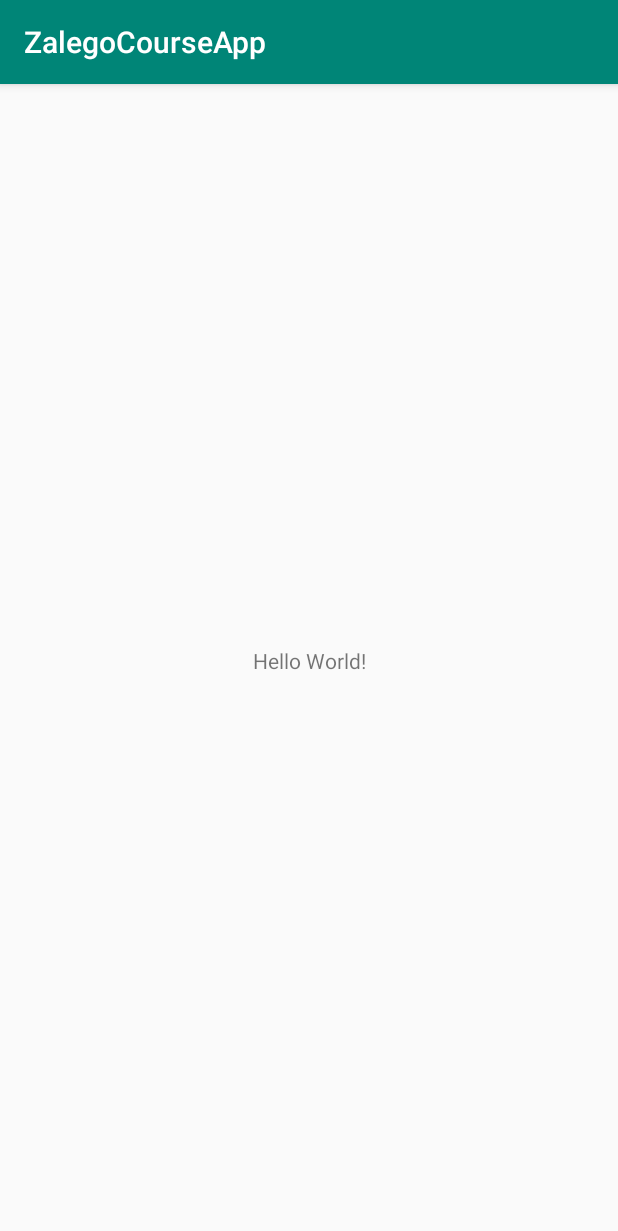
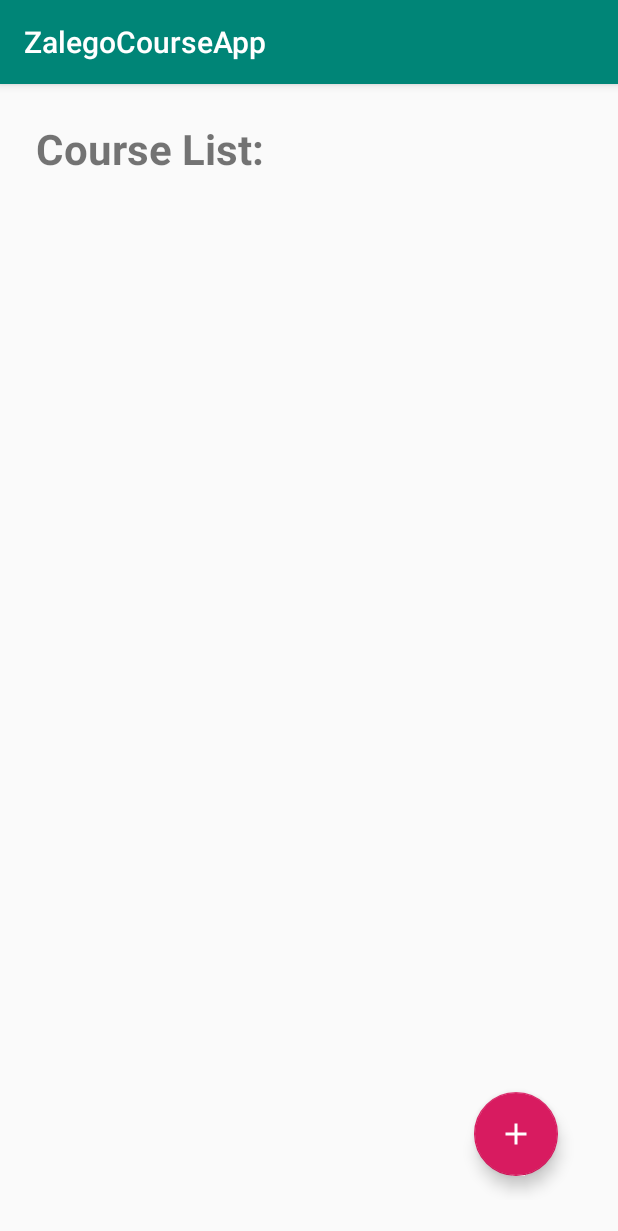
Before and after one commit to EdwardQuixote/zalego-course_app, an Android app: the screen it shows after launch (MainActivity before the commit, CourseListActivity after it), on a phone screen of 412 x 824 dp. Shown: the top 1231 px of the screen. Run offline under Robolectric (Android 15) with nearby library versions, the phone set to English and light mode, and no system bars.

Commit message:
Implemented SQLite Database functionality. Implement Course List Activity & Add Course Activity.

```diff
--- a/app/src/main/AndroidManifest.xml
+++ b/app/src/main/AndroidManifest.xml
@@ -9,7 +9,8 @@
         android:roundIcon="@mipmap/ic_launcher_round"
         android:supportsRtl="true"
         android:theme="@style/AppTheme">
-        <activity android:name=".SignUpActivity"></activity>
+        <activity android:name=".AddCourseActivity"></activity>
+        <activity android:name=".SignUpActivity" />
         <activity android:name=".SignInActivity">
             <intent-filter>
                 <action android:name="android.intent.action.MAIN" />
@@ -17,7 +18,7 @@
                 <category android:name="android.intent.category.LAUNCHER" />
             </intent-filter>
         </activity>
-        <activity android:name=".MainActivity">
+        <activity android:name=".CourseListActivity">
             <intent-filter>
                 <action android:name="android.intent.action.MAIN" />
 
--- /dev/null
+++ b/app/src/main/java/uk/co/edwardquixote/Zalego/ZalegoCourseApp/Adapters/AdapterCourseList.java
@@ -0,0 +1,76 @@
+package uk.co.edwardquixote.Zalego.ZalegoCourseApp.Adapters;
+
+import android.view.LayoutInflater;
+import android.view.View;
+import android.view.ViewGroup;
+import android.widget.TextView;
+
+import androidx.annotation.NonNull;
+import androidx.recyclerview.widget.RecyclerView;
+
+import java.util.List;
+
+import uk.co.edwardquixote.Zalego.ZalegoCourseApp.DataModels.ModelCourse;
+import uk.co.edwardquixote.Zalego.ZalegoCourseApp.R;
+
+public class AdapterCourseList extends RecyclerView.Adapter<AdapterCourseList.ViewHolderCourseList> {
+
+    private List<ModelCourse> listCourses;
+
+
+    public AdapterCourseList(@NonNull List<ModelCourse> courseList) {
+        super();
+
+        this.listCourses = courseList;
+
+    }
+
+
+    @Override
+    public int getItemCount() {
+        return listCourses.size();
+    }
+
+    @NonNull
+    @Override
+    public ViewHolderCourseList onCreateViewHolder(@NonNull ViewGroup parent, int viewType) {
+
+        View viewRowLayout = LayoutInflater.from(parent.getContext()).inflate(R.layout.rowlayout_course, parent, false);
+        ViewHolderCourseList classViewHolder = new ViewHolderCourseList(viewRowLayout);
+
+        return classViewHolder;
+    }
+
+    @Override
+    public void onBindViewHolder(@NonNull ViewHolderCourseList holder, int position) {
+
+        ModelCourse classModelCourse = listCourses.get(position);
+
+        String courseTitle = classModelCourse.getCourse_title();
+        String courseDescription = classModelCourse.getCourse_description();
+
+        holder.txtCourseTitle.setText(courseTitle);
+        holder.txtCourseDescription.setText(courseDescription);
+
+    }
+
+
+
+
+
+    public static class ViewHolderCourseList extends RecyclerView.ViewHolder {
+
+        private TextView txtCourseTitle;
+        private TextView txtCourseDescription;
+
+
+        public ViewHolderCourseList(@NonNull View itemView) {
+            super(itemView);
+
+            txtCourseTitle = (TextView) itemView.findViewById(R.id.txtCourseTitle);
+            txtCourseDescription = (TextView) itemView.findViewById(R.id.txtCourseDescription);
+
+        }
+    }
+
+}
--- /dev/null
+++ b/app/src/main/java/uk/co/edwardquixote/Zalego/ZalegoCourseApp/CourseListActivity.java
@@ -0,0 +1,151 @@
+package uk.co.edwardquixote.Zalego.ZalegoCourseApp;
+
+import android.content.Intent;
+import android.database.Cursor;
+import android.database.sqlite.SQLiteDatabase;
+import android.os.Bundle;
+import android.view.View;
+
+import androidx.appcompat.app.AppCompatActivity;
+import androidx.recyclerview.widget.LinearLayoutManager;
+import androidx.recyclerview.widget.RecyclerView;
+
+import com.google.android.material.floatingactionbutton.FloatingActionButton;
+
+import java.util.ArrayList;
+import java.util.List;
+
+import uk.co.edwardquixote.Zalego.ZalegoCourseApp.Adapters.AdapterCourseList;
+import uk.co.edwardquixote.Zalego.ZalegoCourseApp.DataModels.ModelCourse;
+import uk.co.edwardquixote.Zalego.ZalegoCourseApp.Database.CourseContract;
+import uk.co.edwardquixote.Zalego.ZalegoCourseApp.Database.CourseDBHelper;
+
+public class CourseListActivity extends AppCompatActivity {
+
+    private List<ModelCourse> listOfSearchedCourses;
+
+    private RecyclerView rvCourseList;
+
+
+    @Override
+    protected void onCreate(Bundle savedInstanceState) {
+        super.onCreate(savedInstanceState);
+        setContentView(R.layout.activity_course_list);
+
+        initializeViews();
+
+    }
+
+
+    private void initializeViews() {
+
+        listOfSearchedCourses = new ArrayList<>();
+        AdapterCourseList classAdapterCourseList = new AdapterCourseList(listOfSearchedCourses);
+
+        RecyclerView.LayoutManager layoutManager = new LinearLayoutManager(CourseListActivity.this, LinearLayoutManager.VERTICAL, false);
+
+        rvCourseList = (RecyclerView) this.findViewById(R.id.rvCourseList);
+        rvCourseList.setHasFixedSize(true);
+        rvCourseList.setLayoutManager(layoutManager);
+        rvCourseList.setAdapter(classAdapterCourseList);
+
+        FloatingActionButton fabAddCourse = (FloatingActionButton) this.findViewById(R.id.fabCourseList);
+        fabAddCourse.setOnClickListener(clkCourseList);
+
+        readAllCoursesFromLocalDatabase();
+
+    }
+
+    private void readAllCoursesFromLocalDatabase() {
+
+        String selectAllSQLQuery = "SELECT * FROM " + CourseContract.COURSE_TABLE_NAME;
+
+        CourseDBHelper classDBHelper = new CourseDBHelper(CourseListActivity.this);
+        SQLiteDatabase database = classDBHelper.getReadableDatabase();
+
+        Cursor cursor = database.rawQuery(selectAllSQLQuery, null);
+        while (cursor.moveToNext()) {
+
+            long courseId = cursor.getLong(cursor.getColumnIndexOrThrow(CourseContract._ID));
+
+            String courseTitle = cursor.getString(cursor.getColumnIndexOrThrow(CourseContract.COLUMN_COURSE_TITLE));
+            String courseDescription = cursor.getString(cursor.getColumnIndexOrThrow(CourseContract.COLUMN_COURSE_DESCRIPTION));
+
+            ModelCourse classModelCourse = new ModelCourse();
+            classModelCourse.setCourse_title(courseTitle);
+            classModelCourse.setCourse_description(courseDescription);
+
+            listOfSearchedCourses.add(classModelCourse);
+
+        }
+
+        cursor.close();
+
+        if (rvCourseList.getAdapter() != null) {
+            rvCourseList.getAdapter().notifyDataSetChanged();
+        }
+
+    }
+
+    private void readCoursesFromLocalDatabase() {
+
+        CourseDBHelper classDBHelper = new CourseDBHelper(CourseListActivity.this);
+        SQLiteDatabase database = classDBHelper.getReadableDatabase();
+
+        String[] projection = {CourseContract._ID, CourseContract.COLUMN_COURSE_TITLE, CourseContract.COLUMN_COURSE_DESCRIPTION};
+
+        String selection = CourseContract.COLUMN_COURSE_TITLE + " = ?";
+        String[] selectionArguments = {"Cybersecurity"};
+
+        Cursor cursor = database.query(CourseContract.COURSE_TABLE_NAME, projection, selection, selectionArguments, null, null, null);
+
+        while (cursor.moveToNext()) {
+
+            long courseId = cursor.getLong(cursor.getColumnIndexOrThrow(CourseContract._ID));
+
+            String courseTitle = cursor.getString(cursor.getColumnIndexOrThrow(CourseContract.COLUMN_COURSE_TITLE));
+            String courseDescription = cursor.getString(cursor.getColumnIndexOrThrow(CourseContract.COLUMN_COURSE_DESCRIPTION));
+
+            ModelCourse classModelCourse = new ModelCourse();
+            classModelCourse.setCourse_title(courseTitle);
+            classModelCourse.setCourse_description(courseDescription);
+
+            listOfSearchedCourses.add(classModelCourse);
+
+        }
+
+        cursor.close();
+
+        if (rvCourseList.getAdapter() != null) {
+            rvCourseList.getAdapter().notifyDataSetChanged();
+        }
+
+    }
+
+    private void startAddCourseActivity() {
+
+        Intent inStartAddCourse = new Intent(CourseListActivity.this, AddCourseActivity.class);
+        this.startActivity(inStartAddCourse);
+
+    }
+
+
+
+    private View.OnClickListener clkCourseList = new View.OnClickListener() {
+
+        @Override
+        public void onClick(View view) {
+
+            switch (view.getId()) {
+
+                case R.id.fabCourseList:
+                    startAddCourseActivity();
+                    break;
+
+            }
+
+        }
+
+    };
+
+}
--- /dev/null
+++ b/app/src/main/java/uk/co/edwardquixote/Zalego/ZalegoCourseApp/Database/CourseDBHelper.java
@@ -0,0 +1,37 @@
+package uk.co.edwardquixote.Zalego.ZalegoCourseApp.Database;
+
+import android.content.Context;
+import android.database.sqlite.SQLiteDatabase;
+import android.database.sqlite.SQLiteOpenHelper;
+
+import androidx.annotation.Nullable;
+
+public class CourseDBHelper extends SQLiteOpenHelper {
+
+    private static final String DATABASE_NAME = "ZALEGO_COURSES";
+
+    private static final int DATABASE_VERSION = 1;
+
+
+    public CourseDBHelper(@Nullable Context context) {
+        super(context, DATABASE_NAME, null, DATABASE_VERSION);
+    }
+
+
+    @Override
+    public void onCreate(SQLiteDatabase db) {
+
+        db.execSQL(CourseContract.SQL_CREATE_TABLE_COURSE);
+
+    }
+
+    @Override
+    public void onUpgrade(SQLiteDatabase db, int oldVersion, int newVersion) {
+
+        db.execSQL(CourseContract.SQL_DROP_TABLE_COURSE);
+
+        this.onCreate(db);
+
+    }
+
+}
--- a/app/src/main/java/uk/co/edwardquixote/Zalego/ZalegoCourseApp/MainActivity.java
+++ /dev/null
@@ -1,14 +0,0 @@
-package uk.co.edwardquixote.Zalego.ZalegoCourseApp;
-
-import android.os.Bundle;
-
-import androidx.appcompat.app.AppCompatActivity;
-
-public class MainActivity extends AppCompatActivity {
-
-    @Override
-    protected void onCreate(Bundle savedInstanceState) {
-        super.onCreate(savedInstanceState);
-        setContentView(R.layout.activity_main);
-    }
-}
--- /dev/null
+++ b/app/src/main/res/drawable/ic_add_white_24dp.xml
@@ -0,0 +1,5 @@
+<vector android:height="24dp" android:tint="#FFFFFF"
+    android:viewportHeight="24.0" android:viewportWidth="24.0"
+    android:width="24dp" xmlns:android="http://schemas.android.com/apk/res/android">
+    <path android:fillColor="#FF000000" android:pathData="M19,13h-6v6h-2v-6H5v-2h6V5h2v6h6v2z"/>
+</vector>
--- /dev/null
+++ b/app/src/main/res/layout/activity_course_list.xml
@@ -0,0 +1,46 @@
+<?xml version="1.0" encoding="utf-8"?>
+<androidx.coordinatorlayout.widget.CoordinatorLayout xmlns:android="http://schemas.android.com/apk/res/android"
+    xmlns:app="http://schemas.android.com/apk/res-auto"
+    xmlns:tools="http://schemas.android.com/tools"
+    android:id="@+id/conslayCourseList"
+    android:layout_width="match_parent"
+    android:layout_height="match_parent"
+    android:paddingTop="@dimen/padding_activity_top_bottom"
+    android:paddingLeft="@dimen/padding_activity_left_right"
+    android:paddingStart="@dimen/padding_activity_left_right"
+    android:paddingRight="@dimen/padding_activity_left_right"
+    android:paddingEnd="@dimen/padding_activity_left_right"
+    android:paddingBottom="@dimen/padding_activity_top_bottom"
+    tools:context=".CourseListActivity">
+
+    <RelativeLayout
+        android:id="@+id/relayCourseList"
+        android:layout_width="match_parent"
+        android:layout_height="match_parent">
+
+        <TextView
+            android:id="@+id/txtCourseListLabel"
+            android:layout_width="wrap_content"
+            android:layout_height="wrap_content"
+            android:text="@string/txtCourseListLabel"
+            android:textSize="@dimen/textSize28"
+            android:textStyle="bold" />
+
+        <androidx.recyclerview.widget.RecyclerView
+            android:id="@+id/rvCourseList"
+            android:layout_width="match_parent"
+            android:layout_height="wrap_content"
+            android:layout_marginTop="30dp"
+            android:layout_below="@id/txtCourseListLabel"/>
+    </RelativeLayout>
+
+    <com.google.android.material.floatingactionbutton.FloatingActionButton
+        android:id="@+id/fabCourseList"
+        android:layout_width="wrap_content"
+        android:layout_height="wrap_content"
+        android:layout_gravity="end|bottom"
+        android:layout_margin="16dp"
+        android:src="@drawable/ic_add_white_24dp"
+        android:contentDescription="@string/fabAddCourse"
+        app:fabSize="auto"/>
+</androidx.coordinatorlayout.widget.CoordinatorLayout>
--- a/app/src/main/res/layout/activity_main.xml
+++ /dev/null
@@ -1,18 +0,0 @@
-<?xml version="1.0" encoding="utf-8"?>
-<androidx.constraintlayout.widget.ConstraintLayout xmlns:android="http://schemas.android.com/apk/res/android"
-    xmlns:app="http://schemas.android.com/apk/res-auto"
-    xmlns:tools="http://schemas.android.com/tools"
-    android:layout_width="match_parent"
-    android:layout_height="match_parent"
-    tools:context=".MainActivity">
-
-    <TextView
-        android:layout_width="wrap_content"
-        android:layout_height="wrap_content"
-        android:text="Hello World!"
-        app:layout_constraintBottom_toBottomOf="parent"
-        app:layout_constraintLeft_toLeftOf="parent"
-        app:layout_constraintRight_toRightOf="parent"
-        app:layout_constraintTop_toTopOf="parent" />
-
-</androidx.constraintlayout.widget.ConstraintLayout>
--- a/app/src/main/res/values/strings.xml
+++ b/app/src/main/res/values/strings.xml
@@ -5,6 +5,9 @@
     <string name="txtSignUp">Sign Up</string>
     <string name="txtHaveNoAccount">Have No Account? Sign Up here</string>
     <string name="txtHaveAnAccount">Already have an account? Sign In here</string>
+    <string name="txtCourseListLabel">Course List:</string>
+    <string name="txtCourseTitle">Course Title</string>
+    <string name="txtCourseDescription">Course Description</string>
 
     <string name="edEmailAddress">Email Address</string>
     <string name="edPassword">Password</string>
@@ -12,8 +15,13 @@
     <string name="edFirstName">First Name</string>
     <string name="edMiddleName">Middle Name</string>
     <string name="edSurname">Surname</string>
+    <string name="edCourseTitle">Course Title</string>
+    <string name="edCourseDescription">Course Description</string>
 
     <string name="btnSignIn">Sign In</string>
     <string name="btnSignUp">Sign Up</string>
+    <string name="btnSaveCourse">Save Course</string>
+
+    <string name="fabAddCourse">Add Course</string>
 
 </resources>
```
Also changed, not shown: app/src/main/java/uk/co/edwardquixote/Zalego/ZalegoCourseApp/AddCourseActivity.java (added, +115 -0 lines), app/src/main/java/uk/co/edwardquixote/Zalego/ZalegoCourseApp/DataModels/ModelCourse.java (added, +30 -0 lines), app/src/main/java/uk/co/edwardquixote/Zalego/ZalegoCourseApp/Database/CourseContract.java (added, +20 -0 lines), app/src/main/java/uk/co/edwardquixote/Zalego/ZalegoCourseApp/SignInActivity.java (+12 -0 lines), app/src/main/java/uk/co/edwardquixote/Zalego/ZalegoCourseApp/SignUpActivity.java (+11 -0 lines), app/src/main/res/layout/activity_add_course.xml (added, +62 -0 lines), app/src/main/res/layout/rowlayout_course.xml (added, +31 -0 lines).
